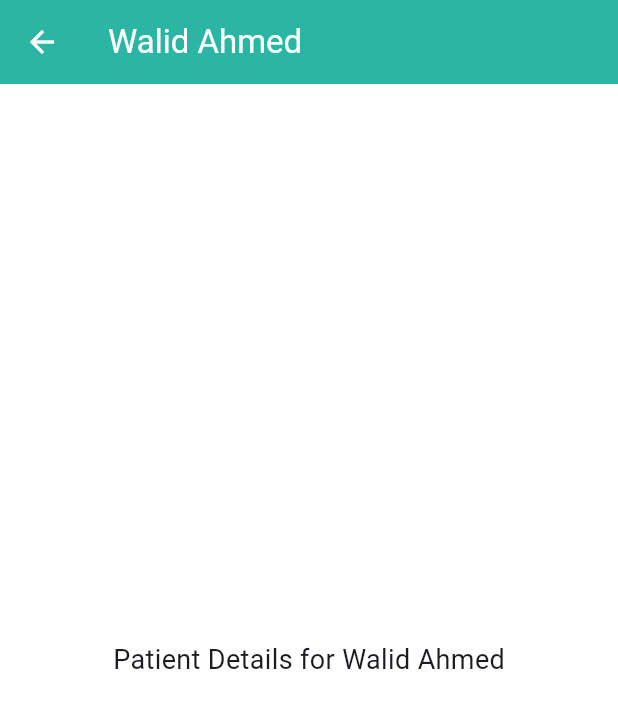
After one commit to Nouran246/Glucora-Mobile-App, a Flutter app: the screen it shows after launch, after a tap on "Walid Ahmed", on a phone screen of 412 x 824 dp. The commit adds this screen. Shown: the top 708 px of the screen. Run offline on Flutter 3.47's test engine with Material 3 defaults, Android fonts, the phone set to English and light mode, and no system bars.

Commit message:
Making the patient part clickable
in the tables shown when we click on any of the patients it opens another page to view his info

```diff
--- a/lib/features/doctor/screens/doctor_patients_screen.dart
+++ b/lib/features/doctor/screens/doctor_patients_screen.dart
@@ -1,5 +1,5 @@
 import 'package:flutter/material.dart';
-
+import 'patient_details_screen.dart';
 class DoctorPatientsScreen extends StatelessWidget {
   const DoctorPatientsScreen({super.key});
 
@@ -157,7 +157,16 @@ class _PatientCard extends StatelessWidget {
 
   @override
   Widget build(BuildContext context) {
-    return Container(
+   return GestureDetector(
+  onTap: () {
+    Navigator.push(
+      context,
+      MaterialPageRoute(
+        builder: (_) => PatientDetailsScreen(patientName: name),
+      ),
+    );
+  },
+  child: Container(
     margin: const EdgeInsets.only(bottom: 12),
     padding: const EdgeInsets.all(16),
     decoration: BoxDecoration(
@@ -173,18 +182,16 @@ class _PatientCard extends StatelessWidget {
     ),
     child: Row(
       children: [
-          // Avatar
         CircleAvatar(
           radius: 24,
-            backgroundColor: const Color(0xFF2BB6A3).withValues(alpha: 0.15),             child: const Icon(
+          backgroundColor:
+              const Color(0xFF2BB6A3).withValues(alpha: 0.15),
+          child: const Icon(
             Icons.person,
             color: Color(0xFF2BB6A3),
           ),
         ),
-
         const SizedBox(width: 12),
-
-          // Info
         Expanded(
           child: Column(
             crossAxisAlignment: CrossAxisAlignment.start,
@@ -207,10 +214,9 @@ class _PatientCard extends StatelessWidget {
             ],
           ),
         ),
-
-          // Status
         Container(
-            padding: const EdgeInsets.symmetric(horizontal: 10, vertical: 6),
+          padding:
+              const EdgeInsets.symmetric(horizontal: 10, vertical: 6),
           decoration: BoxDecoration(
             color: _statusColor().withValues(alpha: 0.12),
             borderRadius: BorderRadius.circular(20),
@@ -226,6 +232,7 @@ class _PatientCard extends StatelessWidget {
         ),
       ],
     ),
+  ),
 );
   }
 }
--- /dev/null
+++ b/lib/features/doctor/screens/patient_details_screen.dart
@@ -0,0 +1,27 @@
+import 'package:flutter/material.dart';
+
+class PatientDetailsScreen extends StatelessWidget {
+  final String patientName;
+
+  const PatientDetailsScreen({
+    super.key,
+    required this.patientName,
+  });
+
+  @override
+  Widget build(BuildContext context) {
+    return Scaffold(
+      appBar: AppBar(
+        title: Text(patientName),
+        backgroundColor: const Color(0xFF2BB6A3),
+        foregroundColor: Colors.white,
+      ),
+      body: Center(
+        child: Text(
+          'Patient Details for $patientName',
+          style: const TextStyle(fontSize: 18),
+        ),
+      ),
+    );
+  }
+}
```
Lines whose indentation alone changed are shown as unchanged.
